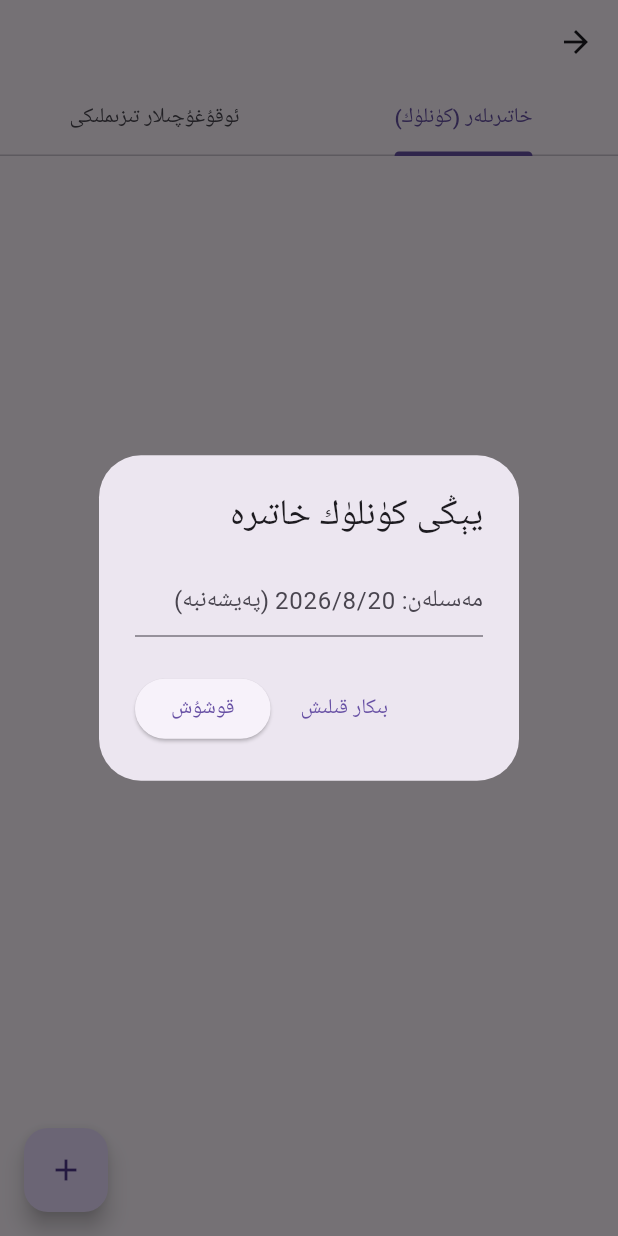
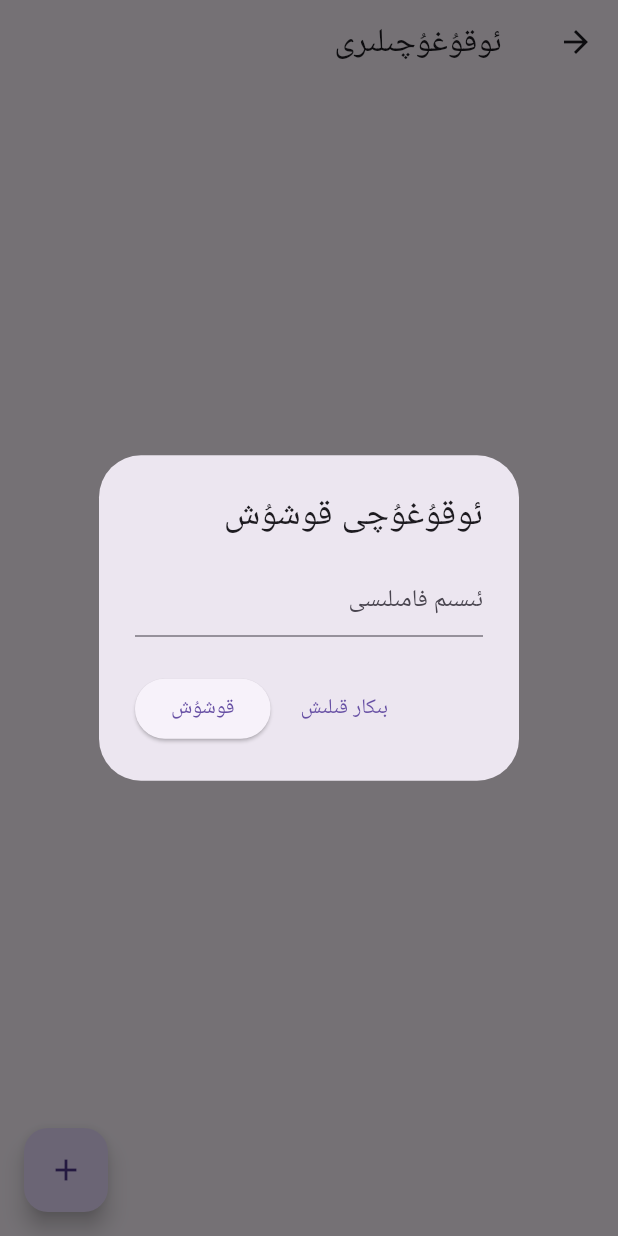
Before and after one commit to forgotten1432/ogrenci, a Flutter app: the GroupPage screen opened directly with empty values, after a tap on the "add" icon, on a phone screen of 412 x 824 dp. Run offline on Flutter 3.47's test engine with Material 3 defaults, Android fonts, the light colour scheme and no system bars; our stand-ins replace shared_preferences; accounts and stored records are empty; Roboto replaces fonts that are missing (UyghurFont); project files that could hold a hidden picture were left out.

Commit message:
Simplify to Group -> Student -> Records

```diff
--- a/lib/db_service.dart
+++ b/lib/db_service.dart
@@ -3,7 +3,7 @@ import 'package:shared_preferences/shared_preferences.dart';
 import 'models.dart';
 
 class DbService {
-  static const String _key = 'quran_groups_v2';
+  static const String _key = 'quran_groups_v3';
 
   static Future<List<Group>> getGroups() async {
     final prefs = await SharedPreferences.getInstance();
--- a/lib/group_page.dart
+++ b/lib/group_page.dart
@@ -1,6 +1,6 @@
 import 'package:flutter/material.dart';
 import 'models.dart';
-import 'session_page.dart';
+import 'student_page.dart';
 
 class GroupPage extends StatefulWidget {
   final Group group;
@@ -43,6 +43,7 @@ class _GroupPageState extends State<GroupPage> {
                   _group.students.add(Student(
                     id: DateTime.now().millisecondsSinceEpoch.toString(),
                     name: nameController.text.trim(),
+                    records: [],
                   ));
                 });
                 widget.onSave(_group);
@@ -57,97 +58,63 @@ class _GroupPageState extends State<GroupPage> {
   }
 
   void _deleteStudent(int index) {
+    showDialog(
+      context: context,
+      builder: (context) => AlertDialog(
+        title: const Text('ئۆچۈرۈش'),
+        content: const Text('بۇ ئوقۇغۇچىنى راستىنلا ئۆچۈرەمسىز؟'),
+        actions: [
+          TextButton(
+            onPressed: () => Navigator.pop(context),
+            child: const Text('ياق'),
+          ),
+          ElevatedButton(
+            style: ElevatedButton.styleFrom(backgroundColor: Colors.red),
+            onPressed: () {
               setState(() {
                 _group.students.removeAt(index);
               });
               widget.onSave(_group);
-  }
-
-  void _addSession() {
-    TextEditingController dateController = TextEditingController();
-    showDialog(
-      context: context,
-      builder: (context) => AlertDialog(
-        title: const Text('يېڭى كۈنلۈك خاتىرە'),
-        content: TextField(
-          controller: dateController,
-          decoration: const InputDecoration(hintText: 'مەسىلەن: 2026/8/20 (پەيشەنبە)'),
-        ),
-        actions: [
-          TextButton(
-            onPressed: () => Navigator.pop(context),
-            child: const Text('بىكار قىلىش'),
-          ),
-          ElevatedButton(
-            onPressed: () {
-              if (dateController.text.trim().isNotEmpty) {
-                setState(() {
-                  _group.sessions.add(DailySession(
-                    id: DateTime.now().millisecondsSinceEpoch.toString(),
-                    dateString: dateController.text.trim(),
-                    records: [], // Records are populated dynamically or saved as entered
-                  ));
-                });
-                widget.onSave(_group);
               Navigator.pop(context);
-              }
             },
-            child: const Text('قوشۇش'),
+            child: const Text('ھەئە'),
           ),
         ],
       ),
     );
   }
 
-  void _deleteSession(int index) {
-    setState(() {
-      _group.sessions.removeAt(index);
-    });
-    widget.onSave(_group);
-  }
-
   @override
   Widget build(BuildContext context) {
-    return DefaultTabController(
-      length: 2,
-      child: Scaffold(
+    return Scaffold(
       appBar: AppBar(
-          title: Text(_group.name),
-          bottom: const TabBar(
-            tabs: [
-              Tab(text: 'خاتىرىلەر (كۈنلۈك)'),
-              Tab(text: 'ئوقۇغۇچىلار تىزىملىكى'),
-            ],
+        title: Text('${_group.name} ئوقۇغۇچىلىرى'),
       ),
-        ),
-        body: TabBarView(
-          children: [
-            // Sessions Tab
-            _group.sessions.isEmpty
-                ? const Center(child: Text('خاتىرە يوق. يېڭىدىن قوشۇڭ.'))
+      body: _group.students.isEmpty
+          ? const Center(child: Text('بۇ گۇرۇپتا ئوقۇغۇچى يوق. قوشۇڭ.'))
           : ListView.builder(
-                    itemCount: _group.sessions.length,
+              itemCount: _group.students.length,
               itemBuilder: (context, index) {
-                      final session = _group.sessions[index];
+                final student = _group.students[index];
                 return Card(
                   margin: const EdgeInsets.symmetric(horizontal: 16, vertical: 8),
                   child: ListTile(
-                          title: Text(session.dateString, style: const TextStyle(fontWeight: FontWeight.bold)),
-                          subtitle: const Text('كۈنلۈك ئوقۇش ئەھۋالىنى كۆرۈش/كىرگۈزۈش'),
+                    leading: CircleAvatar(child: Text('${index + 1}')),
+                    title: Text(student.name, style: const TextStyle(fontWeight: FontWeight.bold)),
+                    subtitle: Text('${student.records.length} قېتىملىق ئوقۇش خاتىرىسى بار'),
                     trailing: IconButton(
                       icon: const Icon(Icons.delete, color: Colors.red),
-                            onPressed: () => _deleteSession(index),
+                      onPressed: () => _deleteStudent(index),
                     ),
                     onTap: () {
                       Navigator.push(
                         context,
                         MaterialPageRoute(
-                                builder: (context) => SessionPage(
-                                  group: _group,
-                                  session: session,
-                                  onSave: (updatedSession) {
+                          builder: (context) => StudentPage(
+                            student: student,
+                            onSave: (updatedStudent) {
                               setState(() {
-                                      _group.sessions[index] = updatedSession;
+                                _group.students[index] = updatedStudent;
                               });
                               widget.onSave(_group);
                             },
@@ -159,39 +126,9 @@ class _GroupPageState extends State<GroupPage> {
                 );
               },
             ),
-            // Students Tab
-            _group.students.isEmpty
-                ? const Center(child: Text('بۇ گۇرۇپتا ئوقۇغۇچى يوق. قوشۇڭ.'))
-                : ListView.builder(
-                    itemCount: _group.students.length,
-                    itemBuilder: (context, index) {
-                      final student = _group.students[index];
-                      return ListTile(
-                        leading: CircleAvatar(child: Text('${index + 1}')),
-                        title: Text(student.name),
-                        trailing: IconButton(
-                          icon: const Icon(Icons.delete, color: Colors.red),
-                          onPressed: () => _deleteStudent(index),
-                        ),
-                      );
-                    },
-                  ),
-          ],
-        ),
-        floatingActionButton: Builder(
-          builder: (context) {
-            return FloatingActionButton(
-              onPressed: () {
-                if (DefaultTabController.of(context).index == 0) {
-                  _addSession();
-                } else {
-                  _addStudent();
-                }
-              },
+      floatingActionButton: FloatingActionButton(
+        onPressed: _addStudent,
         child: const Icon(Icons.add),
-            );
-          },
-        ),
       ),
     );
   }
--- a/lib/home_page.dart
+++ b/lib/home_page.dart
@@ -55,7 +55,6 @@ class _HomePageState extends State<HomePage> {
                     id: DateTime.now().millisecondsSinceEpoch.toString(),
                     name: nameController.text.trim(),
                     students: [],
-                    sessions: [],
                   ));
                 });
                 _saveData();
@@ -114,7 +113,7 @@ class _HomePageState extends State<HomePage> {
                       margin: const EdgeInsets.symmetric(horizontal: 16, vertical: 8),
                       child: ListTile(
                         title: Text(group.name, style: const TextStyle(fontWeight: FontWeight.bold)),
-                        subtitle: Text('${group.students.length} ئوقۇغۇچى، ${group.sessions.length} كۈنلۈك خاتىرە بار'),
+                        subtitle: Text('${group.students.length} ئوقۇغۇچى بار'),
                         trailing: IconButton(
                           icon: const Icon(Icons.delete, color: Colors.red),
                           onPressed: () => _deleteGroup(index),
--- a/lib/models.dart
+++ b/lib/models.dart
@@ -1,27 +1,32 @@
-class Student {
+class ReadingRecord {
   String id;
-  String name;
-  Student({required this.id, required this.name});
-  Map<String, dynamic> toJson() => {'id': id, 'name': name};
-  factory Student.fromJson(Map<String, dynamic> json) => Student(id: json['id'], name: json['name']);
-}
-
-class ReadingRecord {
-  String studentId;
+  String dateString;
   String startSurah;
   int? startAyah;
   String endSurah;
   int? endAyah;
-  ReadingRecord({required this.studentId, required this.startSurah, this.startAyah, required this.endSurah, this.endAyah});
+
+  ReadingRecord({
+    required this.id,
+    required this.dateString,
+    required this.startSurah,
+    this.startAyah,
+    required this.endSurah,
+    this.endAyah,
+  });
+
   Map<String, dynamic> toJson() => {
-    'studentId': studentId,
+    'id': id,
+    'dateString': dateString,
     'startSurah': startSurah,
     'startAyah': startAyah,
     'endSurah': endSurah,
     'endAyah': endAyah,
   };
+
   factory ReadingRecord.fromJson(Map<String, dynamic> json) => ReadingRecord(
-    studentId: json['studentId'],
+    id: json['id'] ?? DateTime.now().millisecondsSinceEpoch.toString(),
+    dateString: json['dateString'] ?? '',
     startSurah: json['startSurah'] ?? '',
     startAyah: json['startAyah'],
     endSurah: json['endSurah'] ?? '',
@@ -29,19 +34,22 @@ class ReadingRecord {
   );
 }
 
-class DailySession {
+class Student {
   String id;
-  String dateString;
+  String name;
   List<ReadingRecord> records;
-  DailySession({required this.id, required this.dateString, required this.records});
+
+  Student({required this.id, required this.name, required this.records});
+
   Map<String, dynamic> toJson() => {
     'id': id,
-    'dateString': dateString,
+    'name': name,
     'records': records.map((e) => e.toJson()).toList(),
   };
-  factory DailySession.fromJson(Map<String, dynamic> json) => DailySession(
+
+  factory Student.fromJson(Map<String, dynamic> json) => Student(
     id: json['id'],
-    dateString: json['dateString'],
+    name: json['name'],
     records: (json['records'] as List?)?.map((e) => ReadingRecord.fromJson(e)).toList() ?? [],
   );
 }
@@ -50,18 +58,18 @@ class Group {
   String id;
   String name;
   List<Student> students;
-  List<DailySession> sessions;
-  Group({required this.id, required this.name, required this.students, required this.sessions});
+
+  Group({required this.id, required this.name, required this.students});
+
   Map<String, dynamic> toJson() => {
     'id': id,
     'name': name,
     'students': students.map((e) => e.toJson()).toList(),
-    'sessions': sessions.map((e) => e.toJson()).toList(),
   };
+
   factory Group.fromJson(Map<String, dynamic> json) => Group(
     id: json['id'],
     name: json['name'],
     students: (json['students'] as List?)?.map((e) => Student.fromJson(e)).toList() ?? [],
-    sessions: (json['sessions'] as List?)?.map((e) => DailySession.fromJson(e)).toList() ?? [],
   );
 }
```
Also changed, not shown: lib/student_page.dart (added, +224 -0 lines). Lines whose indentation alone changed are shown as unchanged.
